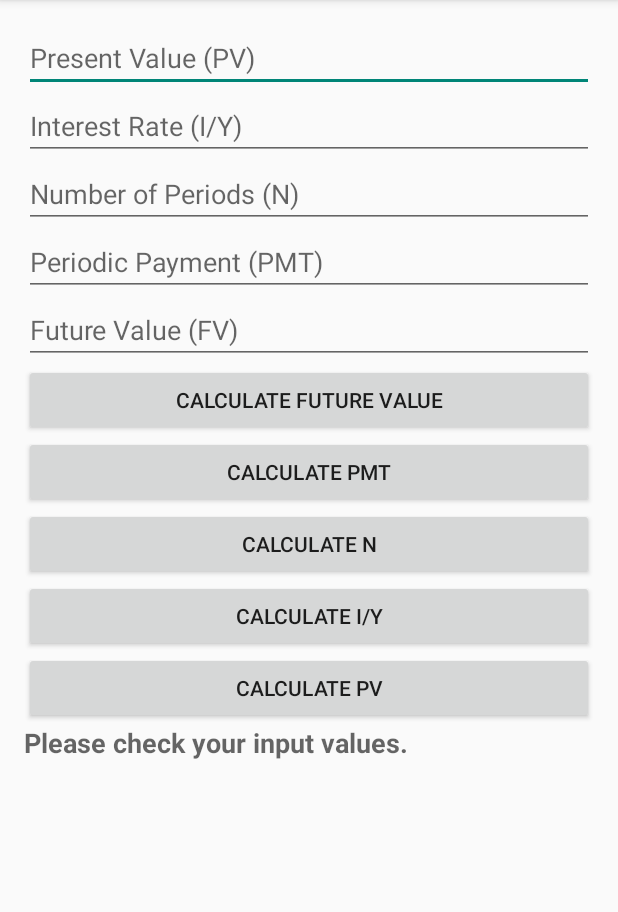
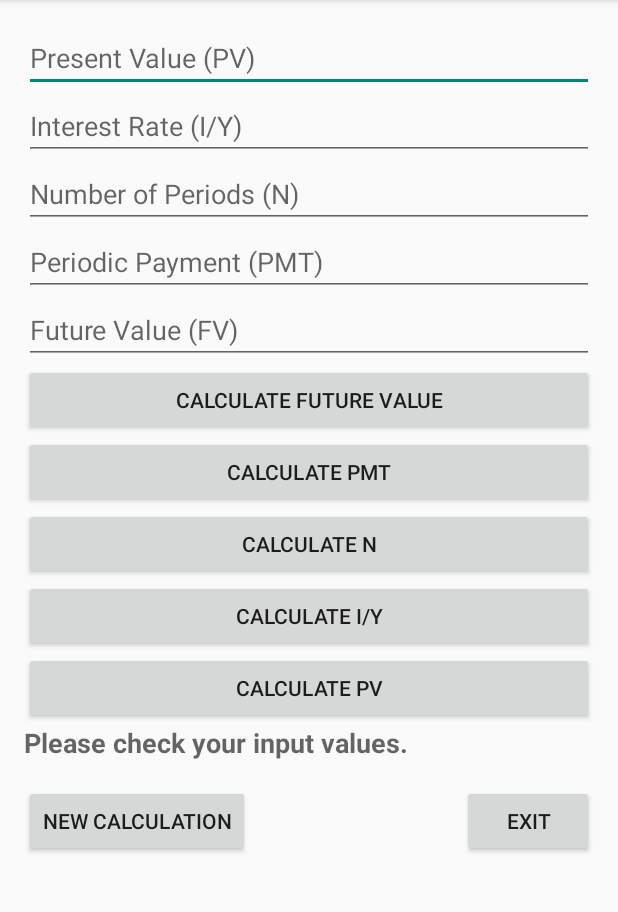
Before and after one commit to luiscunhacsc/finance_calculator_android, an Android app built with Jetpack Compose: the screen it shows after launch (MainActivity), after a tap on "CALCULATE FUTURE VALUE", on a phone screen of 412 x 824 dp, the part 84-996 px from its top. Run offline under Robolectric (Android 15) with nearby library versions, the phone set to English and light mode, and no system bars.

Commit message:
Hide keyboard and exit buttons implemented

```diff
--- a/app/src/main/java/com/example/financialcalculator/MainActivity.java
+++ b/app/src/main/java/com/example/financialcalculator/MainActivity.java
@@ -1,8 +1,10 @@
 package com.example.financialcalculator;
 
 import androidx.appcompat.app.AppCompatActivity;
+import android.content.Context;
 import android.os.Bundle;
 import android.view.View;
+import android.view.inputmethod.InputMethodManager;
 import android.widget.Button;
 import android.widget.EditText;
 import android.widget.TextView;
@@ -11,13 +13,14 @@ public class MainActivity extends AppCompatActivity {
 
     private EditText editTextPresentValue, editTextInterestRate, editTextPeriods, editTextPayment, editTextFutureValue;
     private TextView textViewResult;
+    private Button buttonNewCalculation, buttonExit;
 
     @Override
     protected void onCreate(Bundle savedInstanceState) {
         super.onCreate(savedInstanceState);
         setContentView(R.layout.activity_main);
 
-        // Initialize all EditTexts
+        // Initialize all EditTexts and TextViews
         editTextPresentValue = findViewById(R.id.editTextPresentValue);
         editTextInterestRate = findViewById(R.id.editTextInterestRate);
         editTextPeriods = findViewById(R.id.editTextPeriods);
@@ -25,63 +28,75 @@ public class MainActivity extends AppCompatActivity {
         editTextFutureValue = findViewById(R.id.editTextFutureValue);
         textViewResult = findViewById(R.id.textViewResult);
 
+        // Initialize and hide the "New Calculation" and "Exit" buttons
+        buttonNewCalculation = findViewById(R.id.buttonNewCalculation);
+        buttonExit = findViewById(R.id.buttonExit);
+        buttonNewCalculation.setVisibility(View.GONE);
+        buttonExit.setVisibility(View.GONE);
+
         // Set up the button to calculate Future Value
         Button buttonCalculateFV = findViewById(R.id.buttonCalculateFV);
-        buttonCalculateFV.setOnClickListener(new View.OnClickListener() {
-            @Override
-            public void onClick(View view) {
-                calculateFutureValue();
-            }
-        });
+        buttonCalculateFV.setOnClickListener(view -> calculateFutureValue());
 
         // Set up the button to calculate PMT
         Button buttonCalculatePMT = findViewById(R.id.buttonCalculatePMT);
-        buttonCalculatePMT.setOnClickListener(new View.OnClickListener() {
-            @Override
-            public void onClick(View view) {
-                calculatePMT();
-            }
-        });
+        buttonCalculatePMT.setOnClickListener(view -> calculatePMT());
 
         // Set up the button to calculate the Number of Periods (N)
         Button buttonCalculateN = findViewById(R.id.buttonCalculateN);
-        buttonCalculateN.setOnClickListener(new View.OnClickListener() {
-            @Override
-            public void onClick(View view) {
-                calculateN();
-            }
-        });
-
-        // Set up the button to calculate the Interest Rate per Year (I/Y)
-        Button buttonCalculateIY = findViewById(R.id.buttonCalculateIY);
-        buttonCalculateIY.setOnClickListener(new View.OnClickListener() {
-            @Override
-            public void onClick(View view) {
-                calculateIY();
-            }
-        });
+        buttonCalculateN.setOnClickListener(view -> calculateN());
 
         // Set up the button to calculate Present Value (PV)
         Button buttonCalculatePV = findViewById(R.id.buttonCalculatePV);
-        buttonCalculatePV.setOnClickListener(new View.OnClickListener() {
-            @Override
-            public void onClick(View view) {
-                calculatePV();
-            }
-        });
+        buttonCalculatePV.setOnClickListener(view -> calculatePV());
+
+        // Listener for "New Calculation" button
+        buttonNewCalculation.setOnClickListener(view -> resetCalculationFields());
+
+        // Listener for "Exit" button
+        buttonExit.setOnClickListener(view -> finish());
+    }
+
+    private void resetCalculationFields() {
+        editTextPresentValue.getText().clear();
+        editTextInterestRate.getText().clear();
+        editTextPeriods.getText().clear();
+        editTextPayment.getText().clear();
+        editTextFutureValue.getText().clear();
+        textViewResult.setText("");
+        buttonNewCalculation.setVisibility(View.GONE);
+        buttonExit.setVisibility(View.GONE);
+    }
+
+    private void hideKeyboard() {
+        View view = this.getCurrentFocus();
+        if (view != null) {
+            InputMethodManager imm = (InputMethodManager) getSystemService(Context.INPUT_METHOD_SERVICE);
+            imm.hideSoftInputFromWindow(view.getWindowToken(), 0);
+        }
+    }
+
+    // Your existing calculation methods like calculateFutureValue, calculatePMT, calculateN, calculatePV will go here.
+    // You need to replace the direct calls to textViewResult.setText() with displayResultAndManageButtons() as shown below.
+
+    private void displayResultAndManageButtons(String result) {
+        textViewResult.setText(result);
+        hideKeyboard();
+        buttonNewCalculation.setVisibility(View.VISIBLE);
+        buttonExit.setVisibility(View.VISIBLE);
     }
 
     private void calculateFutureValue() {
         try {
             double pv = Double.parseDouble(editTextPresentValue.getText().toString());
+            double pmt = Double.parseDouble(editTextPayment.getText().toString());
             double iY = Double.parseDouble(editTextInterestRate.getText().toString());
             int n = Integer.parseInt(editTextPeriods.getText().toString());
-            double pmt = Double.parseDouble(editTextPayment.getText().toString());
 
             double fv = FinancialCalculations.calculateFutureValue(pv, pmt, iY, n);
-            textViewResult.setText(String.format("Future Value: $%.2f", fv));
+            displayResultAndManageButtons(String.format("Future Value: $%.2f", fv));
         } catch (NumberFormatException e) {
-            textViewResult.setText("Please check your input values.");
+            displayResultAndManageButtons("Please check your input values.");
         }
     }
 
@@ -93,23 +108,22 @@ public class MainActivity extends AppCompatActivity {
             int n = Integer.parseInt(editTextPeriods.getText().toString());
 
             double pmt = FinancialCalculations.calculatePeriodicPayment(pv, fv, iY, n);
-            textViewResult.setText(String.format("PMT: $%.2f", pmt));
+            displayResultAndManageButtons(String.format("PMT: $%.2f", pmt));
         } catch (NumberFormatException e) {
-            textViewResult.setText("Please check your input values.");
+            displayResultAndManageButtons("Please check your input values.");
         }
     }
-
     private void calculateN() {
         try {
             double pv = Double.parseDouble(editTextPresentValue.getText().toString());
+            double pmt = Double.parseDouble(editTextPayment.getText().toString());
             double fv = Double.parseDouble(editTextFutureValue.getText().toString());
-            double pmt = Double.parseDouble(editTextPayment.getText().toString());
             double iY = Double.parseDouble(editTextInterestRate.getText().toString());
 
             int n = FinancialCalculations.calculateNumberOfPeriods(pv, pmt, fv, iY);
-            textViewResult.setText(String.format("Number of Periods (N): %d", n));
+            displayResultAndManageButtons(String.format("Number of Periods (N): %d", n));
         } catch (NumberFormatException e) {
-            textViewResult.setText("Please check your input values.");
+            displayResultAndManageButtons("Please check your input values.");
         }
     }
 
@@ -121,16 +135,9 @@ public class MainActivity extends AppCompatActivity {
             int n = Integer.parseInt(editTextPeriods.getText().toString());
 
             double pv = FinancialCalculations.calculatePresentValue(pmt, fv, iY, n);
-            textViewResult.setText(String.format("Present Value (PV): $%.2f", pv));
+            displayResultAndManageButtons(String.format("Present Value (PV): $%.2f", pv));
         } catch (NumberFormatException e) {
-            textViewResult.setText("Please check your input values.");
+            displayResultAndManageButtons("Please check your input values.");
         }
     }
-
-    private void calculateIY() {
-        // Since the actual I/Y calculation requires a numerical method, we display a placeholder message.
-        textViewResult.setText("Calculation for I/Y is not implemented.");
-    }
-
-
 }
--- a/app/src/main/res/layout/activity_main.xml
+++ b/app/src/main/res/layout/activity_main.xml
@@ -98,4 +98,23 @@
         android:textAppearance="?android:attr/textAppearanceMedium"
         android:textStyle="bold" />
 
+    <Button
+        android:id="@+id/buttonNewCalculation"
+        android:layout_below="@id/textViewResult"
+        android:layout_width="wrap_content"
+        android:layout_height="wrap_content"
+        android:layout_alignParentStart="true"
+        android:layout_marginTop="16dp"
+        android:text="New Calculation" />
+
+    <Button
+        android:id="@+id/buttonExit"
+        android:layout_below="@id/textViewResult"
+        android:layout_width="wrap_content"
+        android:layout_height="wrap_content"
+        android:layout_alignParentEnd="true"
+        android:layout_marginTop="16dp"
+        android:text="Exit" />
+
+
 </RelativeLayout>
```
